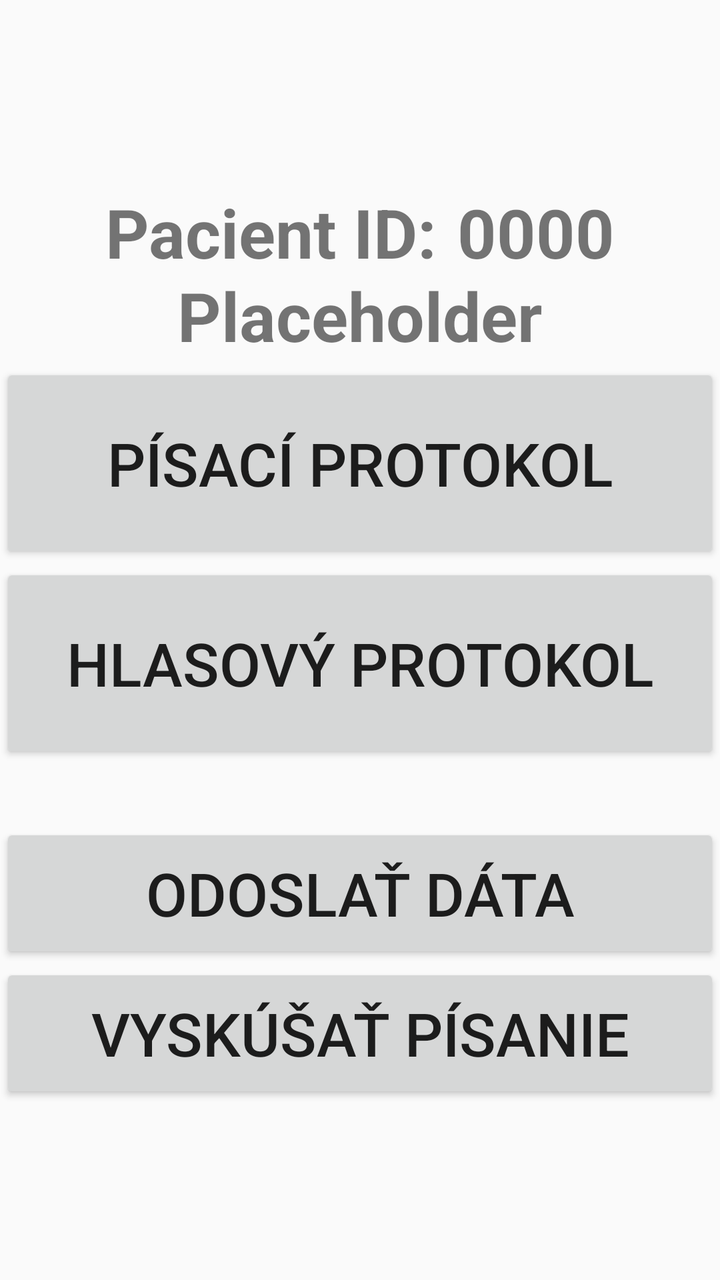
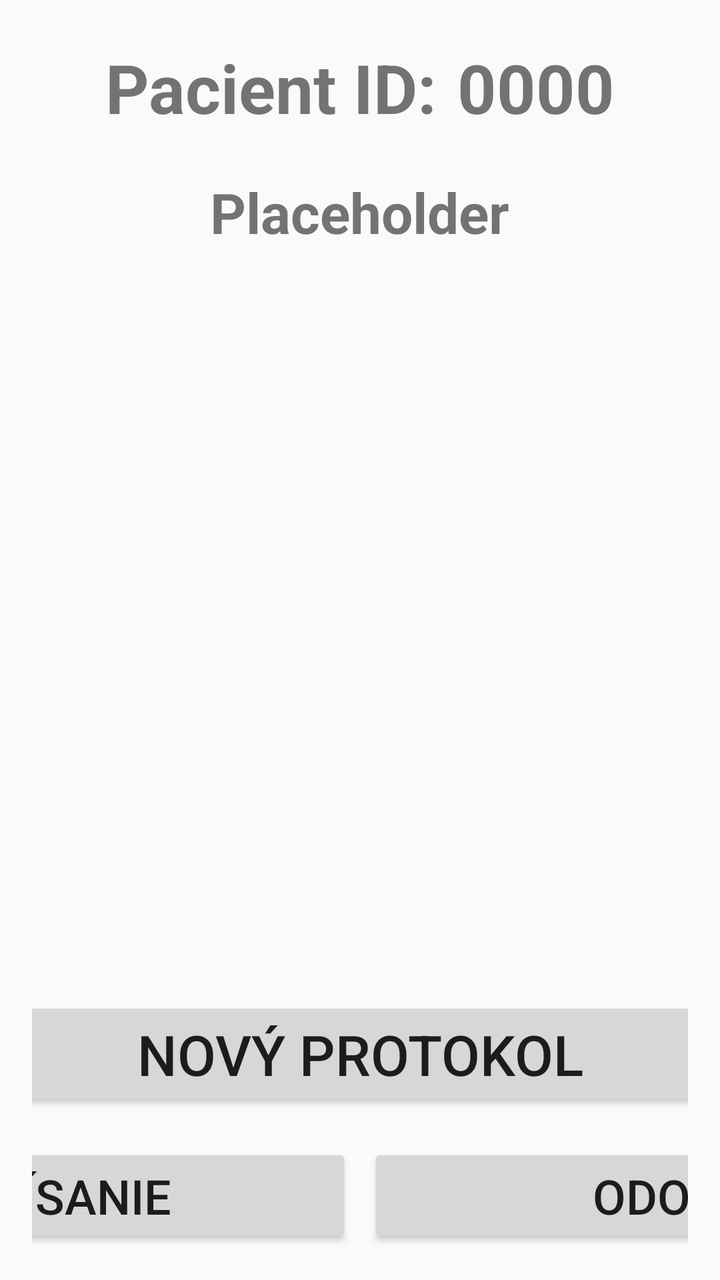

Two renders of the same Android screen: before a commit and after it. Below are the layout's source before the change and the commit's diff.
<!-- AndroidManifest.xml: application theme Theme.DiagnosticApp -->
<!-- res/layout/activity_patient.xml -->
<?xml version="1.0" encoding="utf-8"?>
<LinearLayout xmlns:android="http://schemas.android.com/apk/res/android"
    android:orientation="vertical"
    android:layout_width="match_parent"
    android:layout_height="match_parent"
    android:gravity="center">

    
    <LinearLayout
        android:layout_width="wrap_content"
        android:layout_height="wrap_content"
        android:orientation="horizontal"
        android:paddingBottom="16dp">


        <TextView
            android:id="@+id/tvTitle"
            android:layout_width="wrap_content"
            android:layout_height="wrap_content"
            android:text="Pacient ID:"
            android:textSize="34sp"
            android:textStyle="bold"
            android:padding="5dp" />

        <TextView
            android:id="@+id/tvId"
            android:layout_width="wrap_content"
            android:layout_height="wrap_content"
            android:text="0000"
            android:textSize="34sp"
            android:textStyle="bold"
            android:padding="5dp" />

    </LinearLayout>

    <LinearLayout
        android:layout_width="wrap_content"
        android:layout_height="wrap_content"
        android:orientation="horizontal"
        android:layout_marginTop="-30dp"
        android:layout_marginBottom="-20dp"
        android:paddingBottom="16dp">

        <TextView
            android:id="@+id/tvInfo"
            android:layout_width="wrap_content"
            android:layout_height="wrap_content"
            android:text="Placeholder"
            android:textSize="34sp"
            android:textStyle="bold"
            android:padding="5dp" />
    </LinearLayout>

    <Button
        android:id="@+id/btnWritingProtocol"
        android:layout_width="wrap_content"
        android:layout_height="wrap_content"
        android:width="380dp"
        android:height="100dp"
        android:text="Písací protokol"
        android:textSize="30sp" />

    <Button
        android:id="@+id/btnVoiceProtocol"
        android:layout_width="wrap_content"
        android:layout_height="wrap_content"
        android:width="380dp"
        android:height="100dp"
        android:text="Hlasový protokol"
        android:textSize="30sp" />


    <Button
        android:id="@+id/btnUpdateData"
        android:layout_width="wrap_content"
        android:layout_height="wrap_content"
        android:width="380dp"
        android:height="70dp"
        android:text="Odoslať dáta"
        android:layout_marginTop="30dp"
        android:textSize="30sp" />

    <ProgressBar
        android:id="@+id/progressBar"
        android:layout_width="wrap_content"
        android:layout_height="wrap_content"
        android:indeterminate="true"
        android:visibility="gone"
        android:layout_gravity="center"/>

    <Button
        android:id="@+id/btnDrawTest"
        android:layout_width="wrap_content"
        android:layout_height="wrap_content"
        android:width="380dp"
        android:height="70dp"
        android:text="Vyskúšať písanie"
        android:textSize="30sp" />

</LinearLayout>
<!-- resources referenced by this layout -->
<resources>
  <style name="Theme.DiagnosticApp" parent="Theme.AppCompat.Light.NoActionBar">
          <item name="colorPrimary">@color/green</item>
          
  
  
      </style>
  <color name="green">#4CAF50</color>
</resources>

<!-- the commit's change to res/layout/activity_patient.xml (unified diff, before → after) -->
@@ -3,7 +3,8 @@
     android:orientation="vertical"
     android:layout_width="match_parent"
     android:layout_height="match_parent"
-    android:gravity="center">
+    android:padding="16dp"
+    android:gravity="center_horizontal">
 
     
     <LinearLayout
@@ -11,7 +12,6 @@
         android:layout_height="wrap_content"
         android:orientation="horizontal"
         android:paddingBottom="16dp">
-
 
         <TextView
             android:id="@+id/tvTitle"
@@ -30,71 +30,75 @@
             android:textSize="34sp"
             android:textStyle="bold"
             android:padding="5dp" />
-
     </LinearLayout>
 
-    <LinearLayout
+    <TextView
+        android:id="@+id/tvInfo"
         android:layout_width="wrap_content"
         android:layout_height="wrap_content"
+        android:text="Placeholder"
+        android:textSize="28sp"
+        android:textStyle="bold"
+        android:paddingBottom="16dp" />
+
+    
+    <ScrollView
+        android:layout_width="800dp"
+        android:layout_height="0dp"
+        android:layout_weight="1">
+
+        <GridLayout
+            android:id="@+id/gridLayoutProtocols"
+            android:layout_width="match_parent"
+            android:layout_height="wrap_content"
+            android:columnCount="3"
+            android:orientation="horizontal"
+            android:useDefaultMargins="true"
+            android:alignmentMode="alignMargins"
+            android:gravity="center" />
+    </ScrollView>
+
+    
+    <Button
+        android:id="@+id/btnNewProtocol"
+        android:layout_width="400dp"
+        android:layout_height="wrap_content"
+        android:text="Nový protokol"
+        android:textSize="28sp"
+        android:layout_marginTop="8dp" />
+
+    
+    <LinearLayout
+        android:layout_width="800dp"
+        android:layout_height="wrap_content"
         android:orientation="horizontal"
-        android:layout_marginTop="-30dp"
-        android:layout_marginBottom="-20dp"
-        android:paddingBottom="16dp">
+        android:gravity="center"
+        android:layout_marginTop="16dp">
 
-        <TextView
-            android:id="@+id/tvInfo"
-            android:layout_width="wrap_content"
+        <Button
+            android:id="@+id/btnDrawTest"
+            android:layout_width="0dp"
             android:layout_height="wrap_content"
-            android:text="Placeholder"
-            android:textSize="34sp"
-            android:textStyle="bold"
-            android:padding="5dp" />
+            android:layout_weight="1"
+            android:text="Vyskúšať písanie"
+            android:textSize="24sp" />
+
+        <Button
+            android:id="@+id/btnUpdateData"
+            android:layout_width="0dp"
+            android:layout_height="wrap_content"
+            android:layout_weight="1"
+            android:text="Odoslať dáta"
+            android:textSize="24sp"
+            android:layout_marginStart="8dp" />
     </LinearLayout>
-
-    <Button
-        android:id="@+id/btnWritingProtocol"
-        android:layout_width="wrap_content"
-        android:layout_height="wrap_content"
-        android:width="380dp"
-        android:height="100dp"
-        android:text="Písací protokol"
-        android:textSize="30sp" />
-
-    <Button
-        android:id="@+id/btnVoiceProtocol"
-        android:layout_width="wrap_content"
-        android:layout_height="wrap_content"
-        android:width="380dp"
-        android:height="100dp"
-        android:text="Hlasový protokol"
-        android:textSize="30sp" />
-
-
-    <Button
-        android:id="@+id/btnUpdateData"
-        android:layout_width="wrap_content"
-        android:layout_height="wrap_content"
-        android:width="380dp"
-        android:height="70dp"
-        android:text="Odoslať dáta"
-        android:layout_marginTop="30dp"
-        android:textSize="30sp" />
 
     <ProgressBar
         android:id="@+id/progressBar"
         android:layout_width="wrap_content"
         android:layout_height="wrap_content"
-        android:indeterminate="true"
         android:visibility="gone"
-        android:layout_gravity="center"/>
-
-    <Button
-        android:id="@+id/btnDrawTest"
-        android:layout_width="wrap_content"
-        android:layout_height="wrap_content"
-        android:width="380dp"
-        android:height="70dp"
-        android:text="Vyskúšať písanie"
-        android:textSize="30sp" />
+        android:layout_gravity="center"
+        android:layout_marginTop="8dp" />
 
 </LinearLayout>
